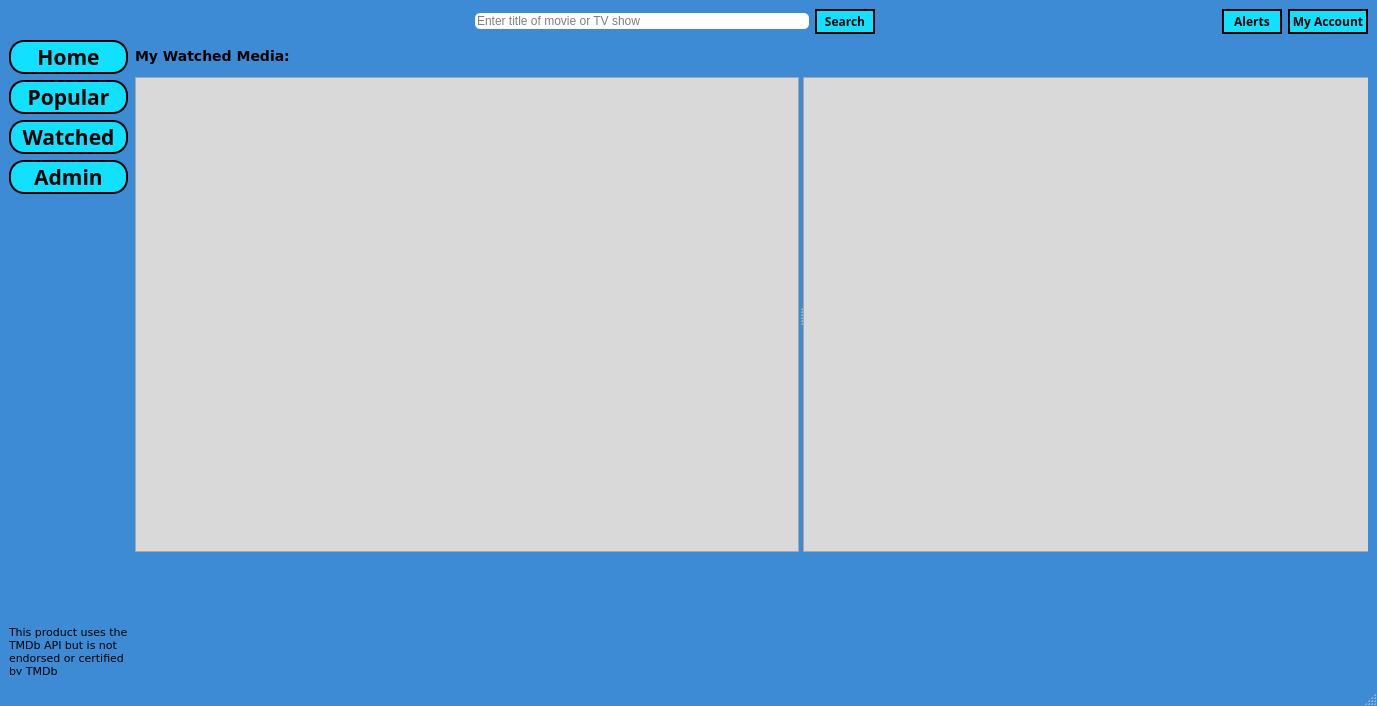
Old version of the form PlotTalk/Forms/dashboard.ui in the repository allanhaywood/CS441.
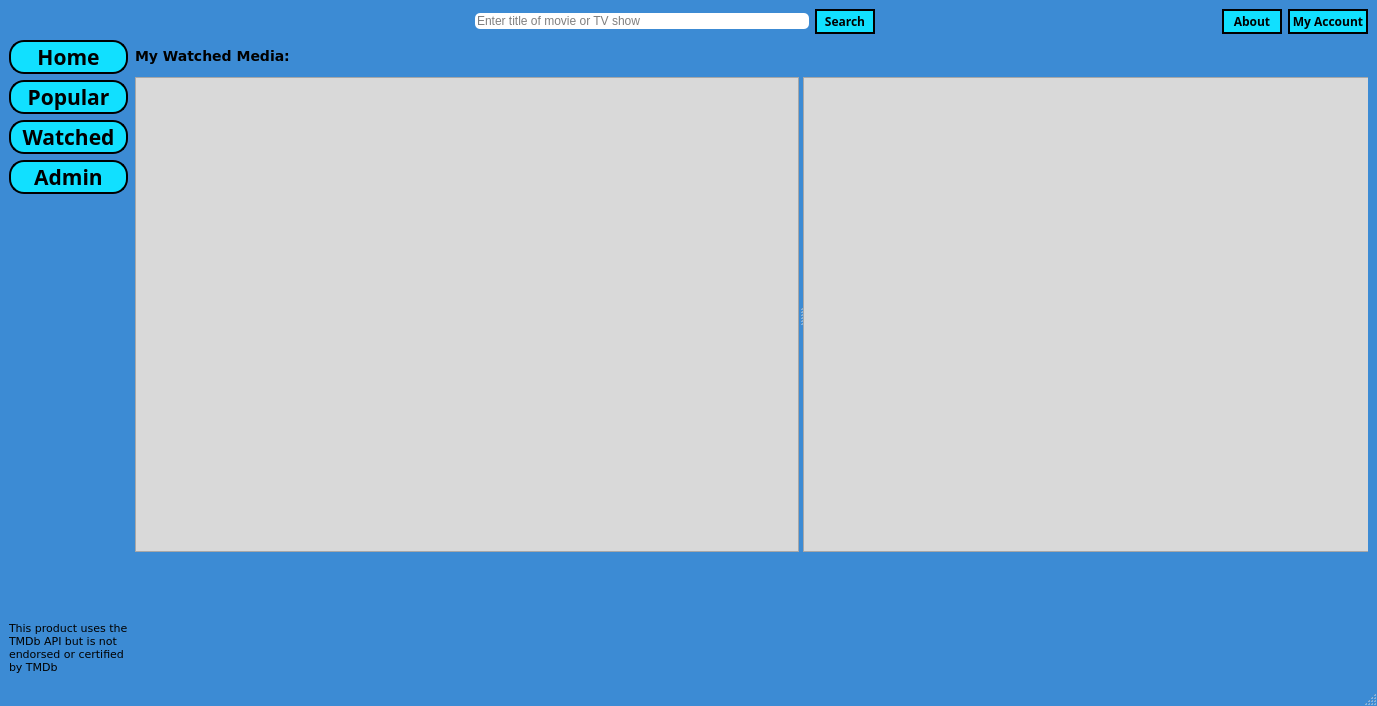
New version of the form. Icons and pictures are not drawn.

Commit message: Fixed about slot issue

```diff
--- a/PlotTalk/Forms/dashboard.ui
+++ b/PlotTalk/Forms/dashboard.ui
@@ -168,7 +168,7 @@
          </font>
         </property>
         <property name="text">
-         <string>Alerts</string>
+         <string>About</string>
         </property>
        </widget>
       </item>
@@ -611,7 +611,7 @@
         <property name="maximumSize">
          <size>
           <width>16777215</width>
-          <height>50</height>
+          <height>55</height>
          </size>
         </property>
         <property name="text">
```
Left out of the diff: 2 changed lines with no effect on the pictures.
